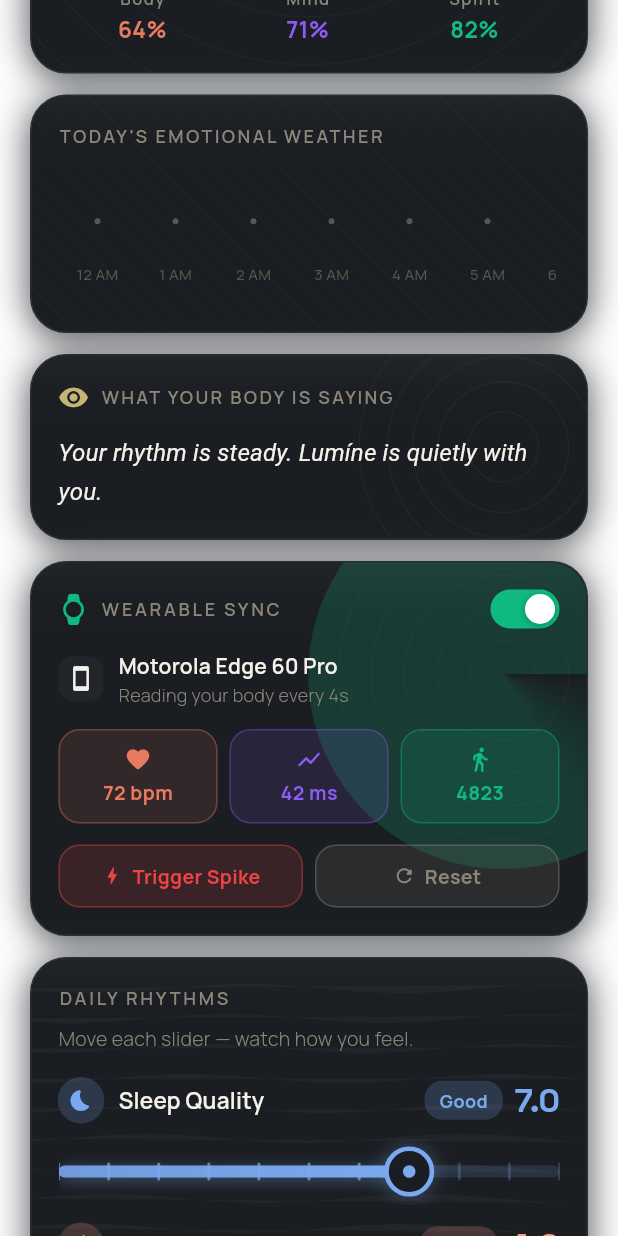
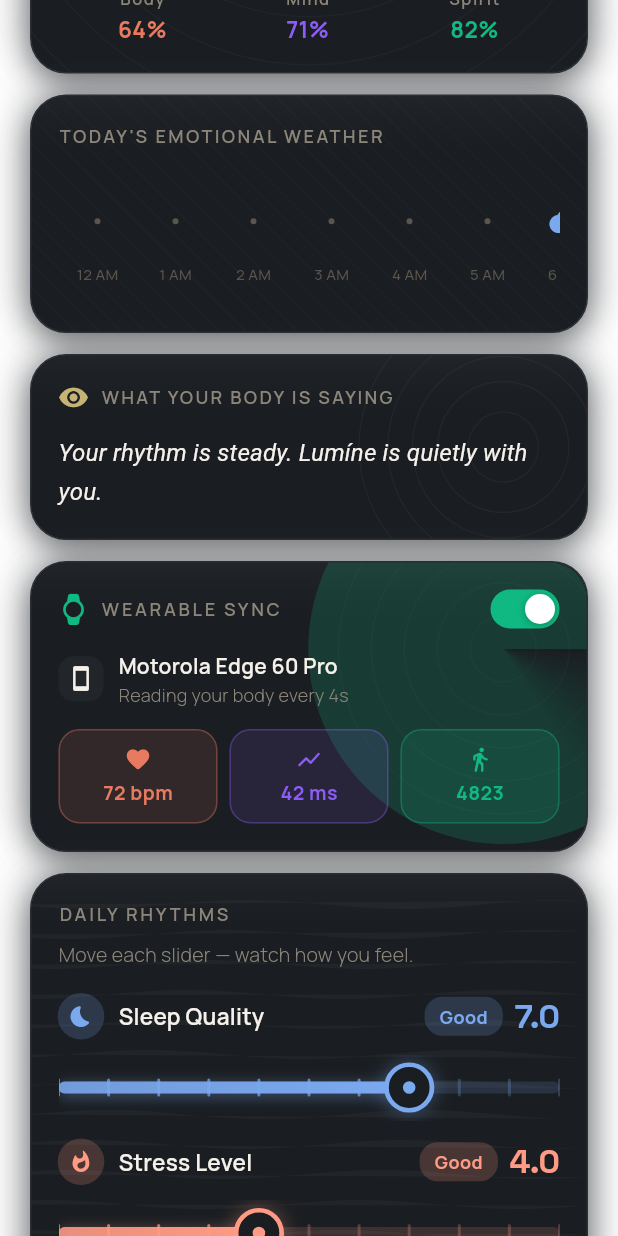
Before and after one commit to NarenXO/lumine, a Flutter app: the HabitsScreen screen opened by its route, scrolled down 576 dp, on a phone screen of 412 x 824 dp. Run offline on Flutter 3.47's test engine with Material 3 defaults, Android fonts, the phone set to English and light mode, and no system bars; drawn by our look-alikes of flutter_animate; our stand-ins replace audioplayers, flutter_local_notifications, flutter_tts, google_fonts, google_sign_in, permission_handler and 3 more; missing offline and left inert: googleapis; accounts and stored records are empty; network calls fail; Roboto replaces fonts that are missing (Literata).

Commit message:
patterns: hide wearable dev buttons for screenshots

```diff
--- a/mobile_app/lib/screens/habits_screen.dart
+++ b/mobile_app/lib/screens/habits_screen.dart
@@ -509,16 +509,38 @@ class _HabitsScreenState extends State<HabitsScreen>
   // ══════════════════════════════════════════════════════════════
   Widget _buildWeatherCard() {
   final currentHour = DateTime.now().hour;
+
+  // Demo data — seeded for screenshots
+  final Map<int, String> hourMap = {
+    6: 'calm',
+    7: 'hopeful',
+    8: 'grateful',
+    9: 'calm',
+    10: 'stressed',
+    11: 'anxious',
+    12: 'stressed',
+    13: 'calm',
+    14: 'hopeful',
+    15: 'happy',
+    16: 'grateful',
+    17: 'calm',
+    18: 'optimistic',
+    19: 'happy',
+    20: 'calm',
+    21: 'hopeful',
+    22: 'calm',
+  };
+
+  // Also merge any real data on top
   final history = StatsService.emotionHistory;
-
-    final Map<int, String> hourMap = {};
   for (final e in history) {
     final h = e['hour'] as int;
     hourMap[h] = e['emotion'] as String;
   }
 
   return _DarkBentoBox(
-      patternPainter: _DiagonalShimmerPatternPainter(t: _weatherController.value * 2 * pi),
+    patternPainter: _DiagonalShimmerPatternPainter(
+        t: _weatherController.value * 2 * pi),
     child: Column(
       crossAxisAlignment: CrossAxisAlignment.start,
       children: [
@@ -539,7 +561,8 @@ class _HabitsScreenState extends State<HabitsScreen>
             itemBuilder: (context, hour) {
               final emotion = hourMap[hour];
               final isCurrent = hour == currentHour;
-                final displayH = hour > 12 ? hour - 12 : (hour == 0 ? 12 : hour);
+              final displayH =
+                  hour > 12 ? hour - 12 : (hour == 0 ? 12 : hour);
               final period = hour >= 12 ? 'PM' : 'AM';
 
               return Padding(
@@ -553,7 +576,8 @@ class _HabitsScreenState extends State<HabitsScreen>
                       decoration: BoxDecoration(
                         shape: BoxShape.circle,
                         color: isCurrent
-                              ? ThemeService.getEmotionColor().withOpacity(0.25)
+                            ? ThemeService.getEmotionColor()
+                                .withOpacity(0.25)
                             : Colors.transparent,
                         border: isCurrent
                             ? Border.all(
@@ -583,8 +607,12 @@ class _HabitsScreenState extends State<HabitsScreen>
                       '$displayH $period',
                       style: AppTheme.body(
                         size: 10,
-                          weight: isCurrent ? FontWeight.w700 : FontWeight.w500,
-                          color: isCurrent ? AppTheme.textPrimary : AppTheme.textTertiary,
+                        weight: isCurrent
+                            ? FontWeight.w700
+                            : FontWeight.w500,
+                        color: isCurrent
+                            ? AppTheme.textPrimary
+                            : AppTheme.textTertiary,
                       ),
                     ),
                   ],
@@ -597,7 +625,6 @@ class _HabitsScreenState extends State<HabitsScreen>
     ),
   );
 }
-
   // ══════════════════════════════════════════════════════════════
   // 4. WHAT YOUR BODY IS SAYING
   // ══════════════════════════════════════════════════════════════
@@ -711,7 +738,11 @@ class _HabitsScreenState extends State<HabitsScreen>
                 color: AppTheme.bgSlateHigh,
                 borderRadius: BorderRadius.circular(10),
               ),
-                child: Icon(Icons.smartphone_rounded, size: 18, color: AppTheme.textPrimary),
+              child: Icon(
+                Icons.smartphone_rounded,
+                size: 18,
+                color: AppTheme.textPrimary,
+              ),
             ),
             const SizedBox(width: 10),
             Expanded(
@@ -743,32 +774,25 @@ class _HabitsScreenState extends State<HabitsScreen>
         const SizedBox(height: 14),
         Row(
           children: [
-              _bioMetric(Icons.favorite_rounded, _heartRate.toDouble(), ' bpm', const Color(0xFFE87A5F)),
+            _bioMetric(
+              Icons.favorite_rounded,
+              _heartRate.toDouble(),
+              ' bpm',
+              const Color(0xFFE87A5F),
+            ),
             const SizedBox(width: 8),
-              _bioMetric(Icons.show_chart_rounded, _hrv.toDouble(), ' ms', const Color(0xFF8B5CF6)),
+            _bioMetric(
+              Icons.show_chart_rounded,
+              _hrv.toDouble(),
+              ' ms',
+              const Color(0xFF8B5CF6),
+            ),
             const SizedBox(width: 8),
-              _bioMetric(Icons.directions_walk_rounded, _steps.toDouble(), '', const Color(0xFF10B981)),
-            ],
-          ),
-          const SizedBox(height: 14),
-          Row(
-            children: [
-              Expanded(
-                child: _devButton(
-                  'Trigger Spike',
-                  Icons.bolt_rounded,
-                  const Color(0xFFEF4444),
-                  _triggerSpike,
-                ),
-              ),
-              const SizedBox(width: 8),
-              Expanded(
-                child: _devButton(
-                  'Reset',
-                  Icons.refresh_rounded,
-                  AppTheme.textSecondary,
-                  _resetBio,
-                ),
+            _bioMetric(
+              Icons.directions_walk_rounded,
+              _steps.toDouble(),
+              '',
+              const Color(0xFF10B981),
             ),
           ],
         ),
```
Lines whose indentation alone changed are shown as unchanged.
